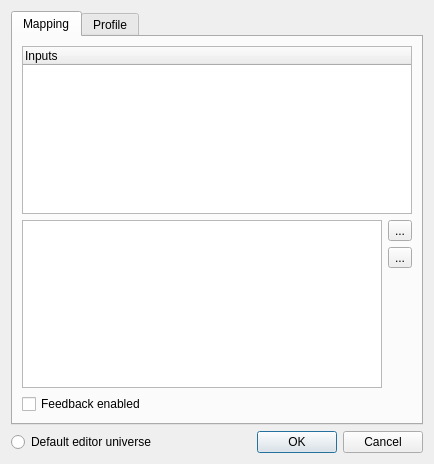
The window that branches/qlc-3.2.2/ui/src/inputpatcheditor.ui (Bondzio/qlc) describes before a commit, drawn with Qt 5.
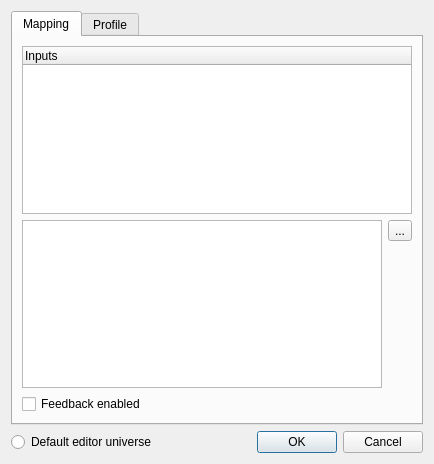
The same window after the commit. Icons and pictures are not drawn.

Commit message: Removed the reconnect button from output/input patch editors since it's never really worked yet sometimes causes a crash.

Diff of the .ui file:
```diff
--- a/branches/qlc-3.2.2/ui/src/inputpatcheditor.ui
+++ b/branches/qlc-3.2.2/ui/src/inputpatcheditor.ui
@@ -66,7 +66,7 @@
          </property>
         </widget>
        </item>
-       <item row="3" column="1">
+       <item row="2" column="1">
         <spacer name="verticalSpacer">
          <property name="orientation">
           <enum>Qt::Vertical</enum>
@@ -89,26 +89,6 @@
          </property>
         </widget>
        </item>
-       <item row="2" column="1">
-        <widget class="QToolButton" name="m_reconnectButton">
-         <property name="toolTip">
-          <string>Attempt to re-connect the current plugin</string>
-         </property>
-         <property name="text">
-          <string notr="true">...</string>
-         </property>
-         <property name="icon">
-          <iconset resource="qlcui.qrc">
-           <normaloff>:/detach.png</normaloff>:/detach.png</iconset>
-         </property>
-         <property name="iconSize">
-          <size>
-           <width>26</width>
-           <height>26</height>
-          </size>
-         </property>
-        </widget>
-       </item>
       </layout>
      </widget>
      <widget class="QWidget" name="Profile">
```
Left out of the diff: 4 changed lines with no effect on the pictures. The commit also changes 5 other files.
